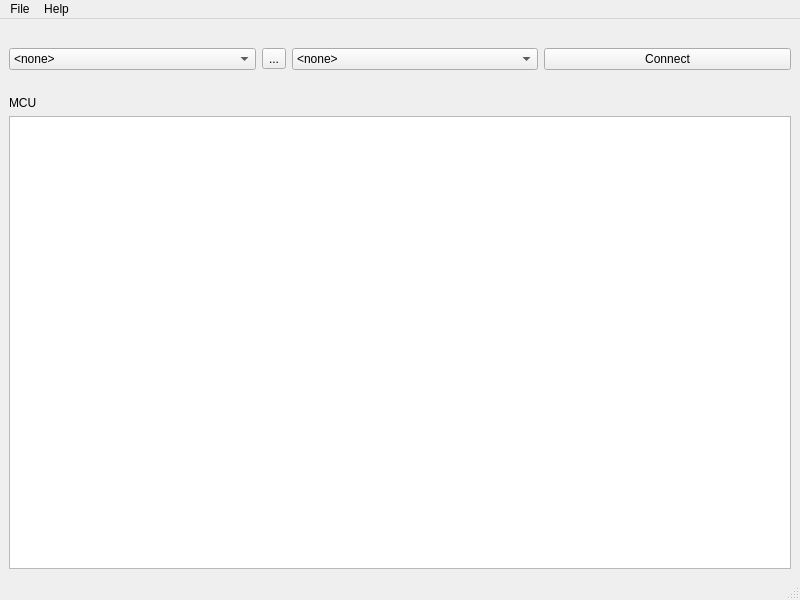
This is mainwindow.ui in DjSkaarj/port_terminal as Qt 5 draws it before an edit. The edited form follows.
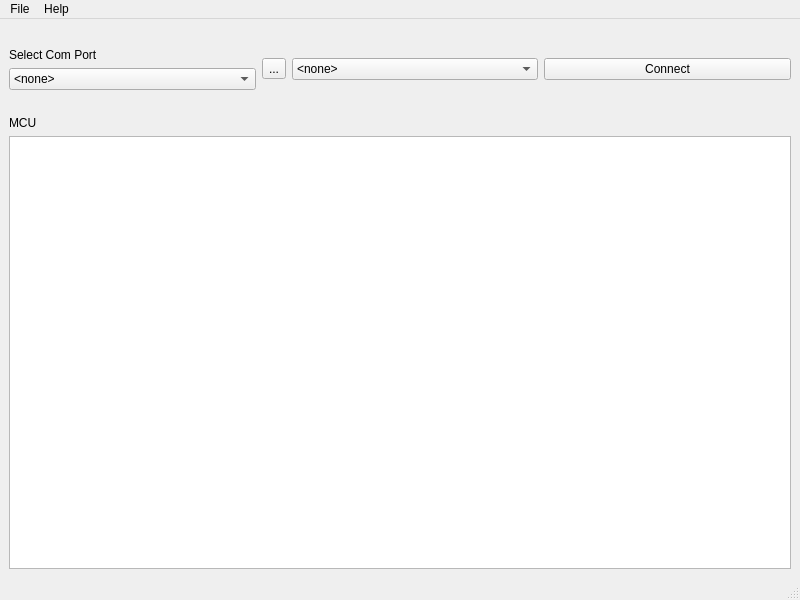
This is the edited form. Custom widgets are drawn as their Qt base class.

Commit message:
Class controller
Only begin

```diff
--- a/mainwindow.ui
+++ b/mainwindow.ui
@@ -32,7 +32,15 @@
    <string>MainWindow</string>
   </property>
   <widget class="QWidget" name="centralwidget">
-   <layout class="QVBoxLayout" name="verticalLayout_3" stretch="1,2,0">
+   <property name="font">
+    <font>
+     <kerning>false</kerning>
+    </font>
+   </property>
+   <layout class="QVBoxLayout" name="verticalLayout_3" stretch="0,2,0">
+    <property name="spacing">
+     <number>6</number>
+    </property>
     <item>
      <layout class="QHBoxLayout" name="Top">
       <property name="topMargin">
@@ -42,6 +50,18 @@
        <number>20</number>
       </property>
       <item>
+       <layout class="QVBoxLayout" name="verticalLayout">
+        <property name="spacing">
+         <number>6</number>
+        </property>
+        <item>
+         <widget class="QLabel" name="label">
+          <property name="text">
+           <string>Select Com Port</string>
+          </property>
+         </widget>
+        </item>
+        <item>
        <widget class="QComboBox" name="comboBox">
         <item>
          <property name="text">
@@ -55,6 +75,11 @@
         </item>
        </widget>
       </item>
+       </layout>
+      </item>
+      <item>
+       <layout class="QVBoxLayout" name="verticalLayout_2"/>
+      </item>
       <item>
        <widget class="QToolButton" name="toolButton">
         <property name="text">
```
Left out of the diff: 2 changed lines with no effect on the pictures. Lines whose indentation alone changed are shown as unchanged. The commit also changes 3 other files.
